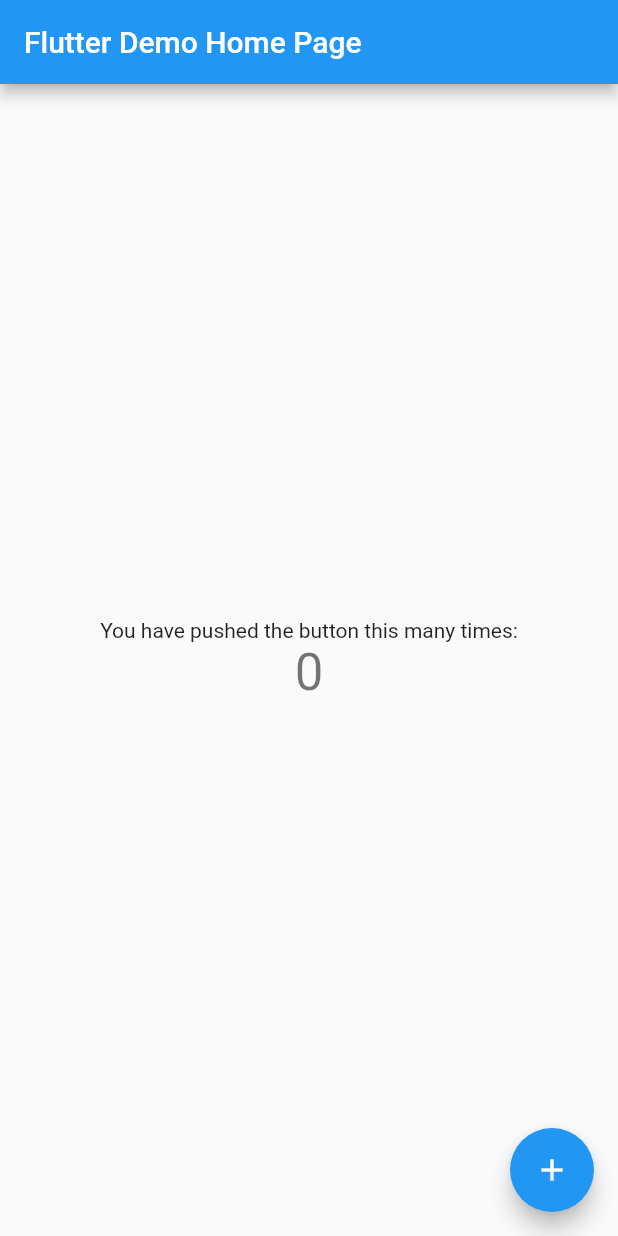
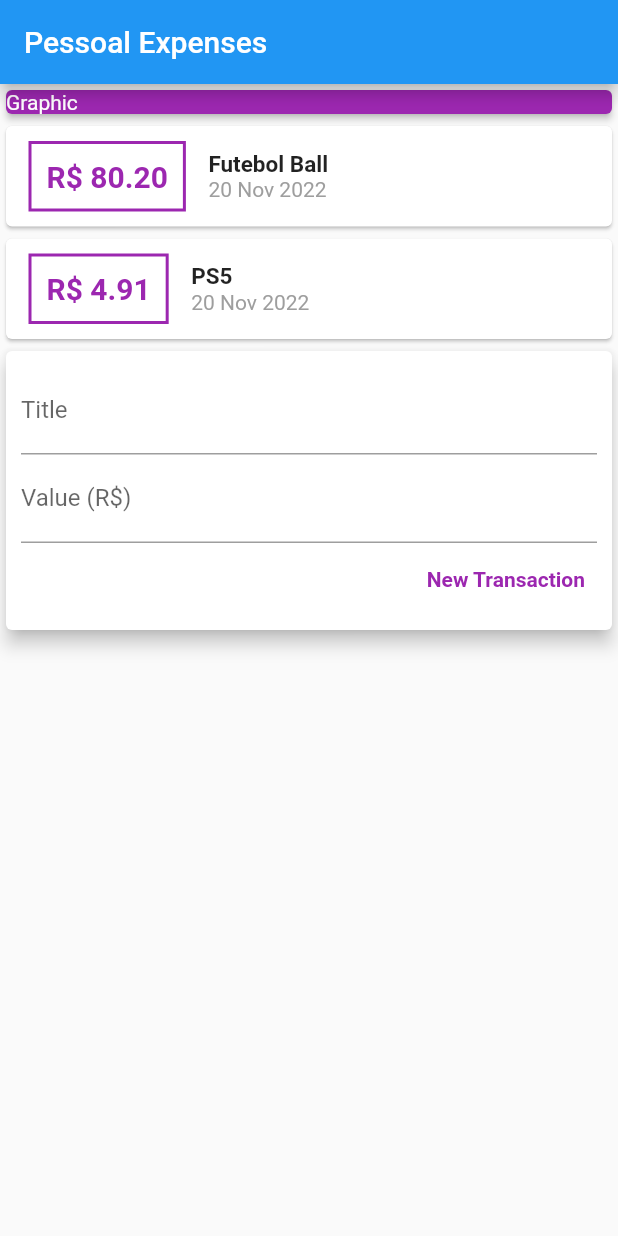
Before and after one commit to bielom43/ProjectApp-Despesas, a Flutter app: the screen it shows after launch, on a phone screen of 412 x 824 dp. Run offline on Flutter 3.47's test engine with Material 2 defaults, Android fonts, the phone set to English and light mode, and no system bars.

Commit message:
new components and models

```diff
--- /dev/null
+++ b/lib/components/transactio_form.dart
@@ -0,0 +1,55 @@
+import 'package:flutter/material.dart';
+
+class TransactionForm extends StatelessWidget {
+  TransactionForm(this.onSubmit, {super.key});
+
+  final void Function(String, double) onSubmit;
+
+  final titleController = TextEditingController();
+  final valueController = TextEditingController();
+
+  @override
+  Widget build(BuildContext context) {
+    return Card(
+      elevation: 5,
+      child: Padding(
+        padding: const EdgeInsets.all(10),
+        child: Column(
+          children: <Widget>[
+            TextField(
+              controller: titleController,
+              decoration: const InputDecoration(
+                labelText: 'Title',
+              ),
+            ),
+            TextField(
+              controller: valueController,
+              decoration: const InputDecoration(
+                labelText: 'Value (R\$)',
+              ),
+            ),
+            Row(
+              mainAxisAlignment: MainAxisAlignment.end,
+              children: [
+                TextButton(
+                  onPressed: () {
+                    final title = titleController.text;
+                    final value = double.tryParse(valueController.text) ?? 0.0;
+                    onSubmit(title, value);
+                  },
+                  child: const Text(
+                    'New Transaction',
+                    style: TextStyle(
+                      color: Colors.purple,
+                      fontWeight: FontWeight.bold,
+                    ),
+                  ),
+                ),
+              ],
+            ),
+          ],
+        ),
+      ),
+    );
+  }
+}
--- /dev/null
+++ b/lib/components/transaction_list.dart
@@ -0,0 +1,62 @@
+import 'package:intl/intl.dart';
+import 'package:flutter/material.dart';
+import '../models/transaction.dart';
+
+class TransactionList extends StatelessWidget {
+  const TransactionList({super.key, required this.transactions});
+
+  final List<Transaction> transactions;
+
+  @override
+  Widget build(BuildContext context) {
+    return Column(
+      children: transactions.map((tr) {
+        return Card(
+          child: Row(
+            children: <Widget>[
+              Container(
+                margin: const EdgeInsets.symmetric(
+                  horizontal: 15,
+                  vertical: 10,
+                ),
+                decoration: BoxDecoration(
+                  border: Border.all(
+                    color: Colors.purple,
+                    width: 2,
+                  ),
+                ),
+                padding: const EdgeInsets.all(10),
+                child: Text(
+                  'R\$ ${tr.value.toStringAsFixed(2)}',
+                  style: const TextStyle(
+                    fontWeight: FontWeight.bold,
+                    fontSize: 20,
+                    color: Colors.purple,
+                  ),
+                ),
+              ),
+              Column(
+                crossAxisAlignment: CrossAxisAlignment.start,
+                children: <Widget>[
+                  Text(
+                    tr.title,
+                    style: const TextStyle(
+                      fontSize: 15,
+                      fontWeight: FontWeight.bold,
+                    ),
+                  ),
+                  Text(
+                    DateFormat('d MMM y').format(tr.date),
+                    style: const TextStyle(
+                      color: Colors.grey,
+                    ),
+                  ),
+                ],
+              )
+            ],
+          ),
+        );
+      }).toList(),
+    );
+  }
+}
--- /dev/null
+++ b/lib/components/transaction_user.dart
@@ -0,0 +1,52 @@
+import 'dart:math';
+import 'package:despesas_app/components/transactio_form.dart';
+import 'package:despesas_app/components/transaction_list.dart';
+import 'package:flutter/material.dart';
+import '../models/transaction.dart';
+
+class TransactionUser extends StatefulWidget {
+  const TransactionUser({super.key});
+
+  @override
+  State<TransactionUser> createState() => _TransactionUserState();
+}
+
+class _TransactionUserState extends State<TransactionUser> {
+  final _transactions = [
+    Transaction(
+      id: 'tran1',
+      title: 'Futebol Ball',
+      value: 80.2,
+      date: DateTime.now(),
+    ),
+    Transaction(
+      id: 'tran2',
+      title: 'PS5',
+      value: 4.909,
+      date: DateTime.now(),
+    )
+  ];
+
+  _addTransactions(String title, double value) {
+    final newTrasaction = Transaction(
+      id: Random().nextDouble().toString(),
+      title: title,
+      value: value,
+      date: DateTime.now(),
+    );
+
+    setState(() {
+      _transactions.add(newTrasaction);
+    });
+  }
+
+  @override
+  Widget build(BuildContext context) {
+    return Column(
+      children: <Widget>[
+        TransactionList(transactions: _transactions),
+        TransactionForm(_addTransactions),
+      ],
+    );
+  }
+}
--- a/lib/main.dart
+++ b/lib/main.dart
@@ -1,115 +1,46 @@
 import 'package:flutter/material.dart';
+import 'package:despesas_app/components/transaction_user.dart';
 
-void main() {
-  runApp(const MyApp());
-}
+main() => runApp(const ExpensesApp());
 
-class MyApp extends StatelessWidget {
-  const MyApp({super.key});
+class ExpensesApp extends StatelessWidget {
+  const ExpensesApp({super.key});
 
-  // This widget is the root of your application.
   @override
   Widget build(BuildContext context) {
-    return MaterialApp(
-      title: 'Flutter Demo',
-      theme: ThemeData(
-        // This is the theme of your application.
-        //
-        // Try running your application with "flutter run". You'll see the
-        // application has a blue toolbar. Then, without quitting the app, try
-        // changing the primarySwatch below to Colors.green and then invoke
-        // "hot reload" (press "r" in the console where you ran "flutter run",
-        // or simply save your changes to "hot reload" in a Flutter IDE).
-        // Notice that the counter didn't reset back to zero; the application
-        // is not restarted.
-        primarySwatch: Colors.blue,
-      ),
-      home: const MyHomePage(title: 'Flutter Demo Home Page'),
+    return const MaterialApp(
+      home: MyHomePage(),
     );
   }
 }
 
-class MyHomePage extends StatefulWidget {
-  const MyHomePage({super.key, required this.title});
-
-  // This widget is the home page of your application. It is stateful, meaning
-  // that it has a State object (defined below) that contains fields that affect
-  // how it looks.
-
-  // This class is the configuration for the state. It holds the values (in this
-  // case the title) provided by the parent (in this case the App widget) and
-  // used by the build method of the State. Fields in a Widget subclass are
-  // always marked "final".
-
-  final String title;
-
-  @override
-  State<MyHomePage> createState() => _MyHomePageState();
-}
-
-class _MyHomePageState extends State<MyHomePage> {
-  int _counter = 0;
-
-  void _incrementCounter() {
-    setState(() {
-      // This call to setState tells the Flutter framework that something has
-      // changed in this State, which causes it to rerun the build method below
-      // so that the display can reflect the updated values. If we changed
-      // _counter without calling setState(), then the build method would not be
-      // called again, and so nothing would appear to happen.
-      _counter++;
-    });
-  }
+class MyHomePage extends StatelessWidget {
+  const MyHomePage({super.key});
 
   @override
   Widget build(BuildContext context) {
-    // This method is rerun every time setState is called, for instance as done
-    // by the _incrementCounter method above.
-    //
-    // The Flutter framework has been optimized to make rerunning build methods
-    // fast, so that you can just rebuild anything that needs updating rather
-    // than having to individually change instances of widgets.
     return Scaffold(
       appBar: AppBar(
-        // Here we take the value from the MyHomePage object that was created by
-        // the App.build method, and use it to set our appbar title.
-        title: Text(widget.title),
+        title: const Text('Pessoal Expenses'),
       ),
-      body: Center(
-        // Center is a layout widget. It takes a single child and positions it
-        // in the middle of the parent.
-        child: Column(
-          // Column is also a layout widget. It takes a list of children and
-          // arranges them vertically. By default, it sizes itself to fit its
-          // children horizontally, and tries to be as tall as its parent.
-          //
-          // Invoke "debug painting" (press "p" in the console, choose the
-          // "Toggle Debug Paint" action from the Flutter Inspector in Android
-          // Studio, or the "Toggle Debug Paint" command in Visual Studio Code)
-          // to see the wireframe for each widget.
-          //
-          // Column has various properties to control how it sizes itself and
-          // how it positions its children. Here we use mainAxisAlignment to
-          // center the children vertically; the main axis here is the vertical
-          // axis because Columns are vertical (the cross axis would be
-          // horizontal).
-          mainAxisAlignment: MainAxisAlignment.center,
-          children: <Widget>[
-            const Text(
-              'You have pushed the button this many times:',
+      body: Column(
+        crossAxisAlignment: CrossAxisAlignment.stretch,
+        children: <Widget>[
+          Container(
+            child: const Card(
+              color: Colors.purple,
+              elevation: 2,
+              child: Text(
+                'Graphic',
+                style: TextStyle(
+                  color: Colors.white,
+                ),
+              ),
             ),
-            Text(
-              '$_counter',
-              style: Theme.of(context).textTheme.headline4,
-            ),
-          ],
-        ),
+          ),
+          const TransactionUser(),
+        ],
       ),
-      floatingActionButton: FloatingActionButton(
-        onPressed: _incrementCounter,
-        tooltip: 'Increment',
-        child: const Icon(Icons.add),
-      ), // This trailing comma makes auto-formatting nicer for build methods.
     );
   }
 }
--- /dev/null
+++ b/lib/models/transaction.dart
@@ -0,0 +1,13 @@
+class Transaction {
+  final String id;
+  final String title;
+  final double value;
+  final DateTime date;
+
+  Transaction({
+    required this.id,
+    required this.date,
+    required this.title,
+    required this.value,
+  });
+}
--- a/pubspec.yaml
+++ b/pubspec.yaml
@@ -31,6 +31,7 @@ environment:
 dependencies:
   flutter:
     sdk: flutter
+  intl: ^0.17.0
 
 
   # The following adds the Cupertino Icons font to your application.
```
Also changed, not shown: pubspec.lock, 4 other files.
